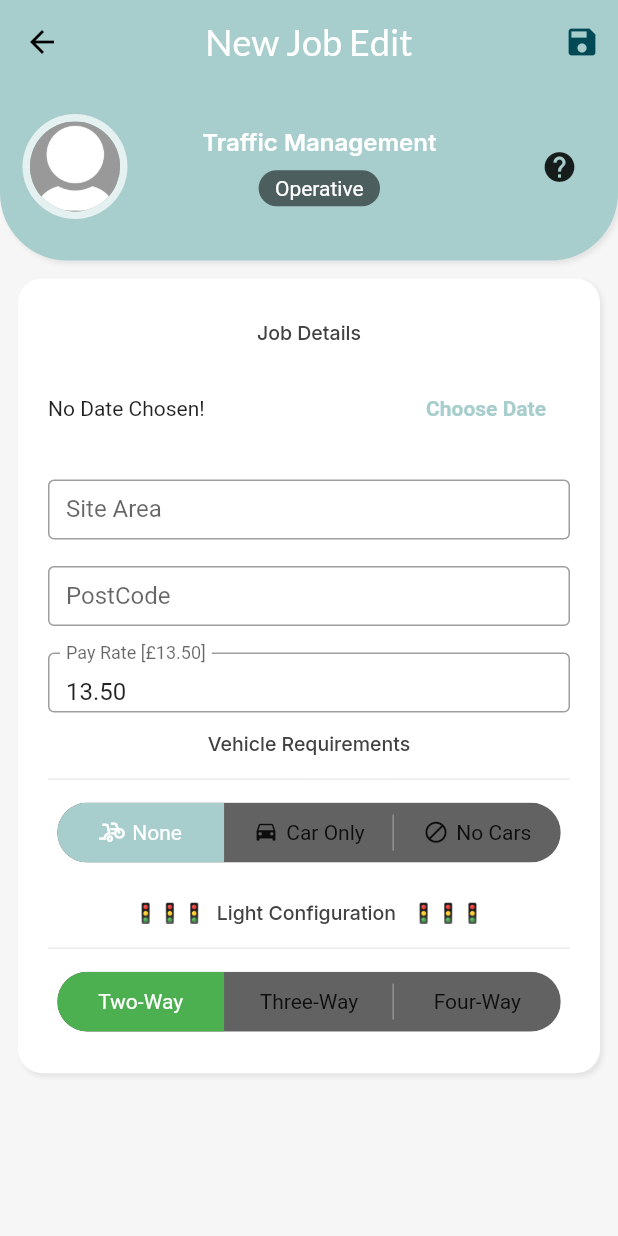
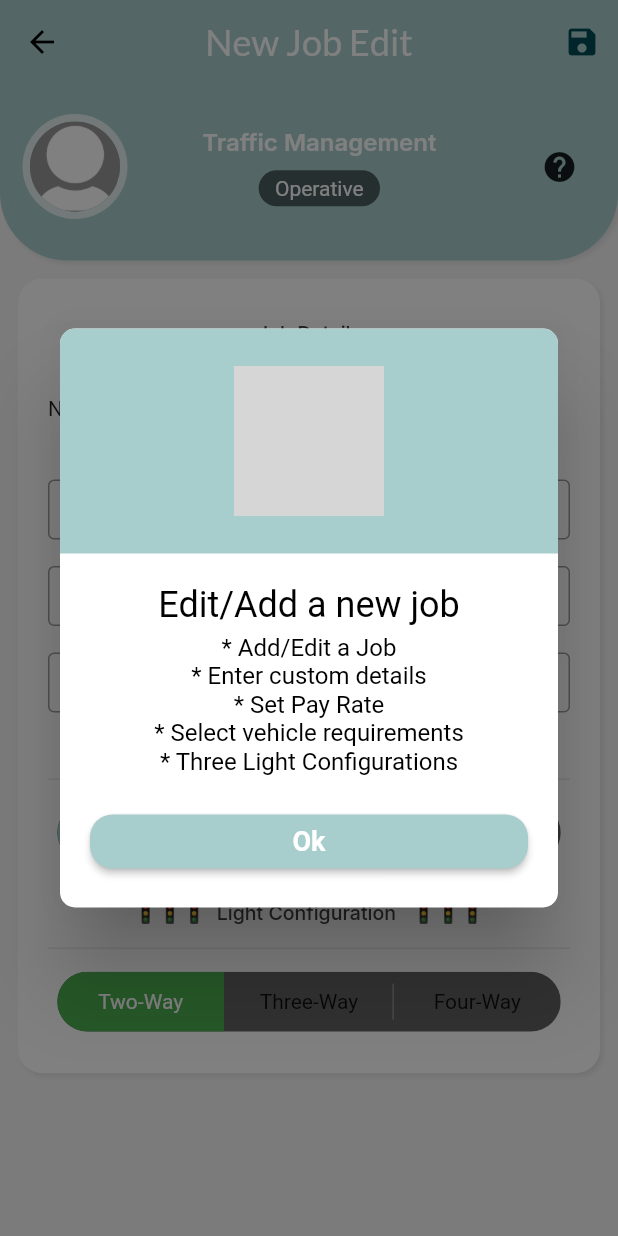
Before and after one commit to AlohaGodfrey/disso_app, a Flutter app: the EditJobScreen screen opened by its route, after a tap on the "help" icon, on a phone screen of 412 x 824 dp. Run offline on Flutter 3.47's test engine with Material 2 defaults, Android fonts, the phone set to English and light mode, and no system bars; drawn by our look-alikes of toggle_switch; our stand-ins replace circular_countdown_timer, cool_alert, font_awesome_flutter, google_fonts, google_maps_flutter, loading_animation_widget and 3 more; accounts and stored records are empty; grey boxes are pictures that could not be loaded.

Commit message:
Added Help Hint Text

```diff
--- a/lib/screens/edit_job_screen.dart
+++ b/lib/screens/edit_job_screen.dart
@@ -1,3 +1,4 @@
+import 'package:disso_app/widgets/show_dialog.dart';
 import 'package:flutter/material.dart';
 import 'package:provider/provider.dart';
 
@@ -116,7 +117,10 @@ class _EditJobScreenState extends State<EditJobScreen> {
               ),
             ],
           ),
-          ProfileSliver(isAdmin: isAdmin),
+          ProfileSliver(
+            isAdmin: isAdmin,
+            helpDialog: HelpHintType.editJob,
+          ),
           SliverList(
             delegate: SliverChildListDelegate(
               [
--- a/lib/screens/maps_google_screen.dart
+++ b/lib/screens/maps_google_screen.dart
@@ -1,5 +1,6 @@
 import 'dart:async';
 
+import 'package:disso_app/widgets/show_dialog.dart';
 import 'package:flutter/material.dart';
 import 'package:google_maps_flutter/google_maps_flutter.dart';
 
@@ -95,6 +96,7 @@ class MapsGoogleScreenState extends State<MapsGoogleScreen> {
             searchFunction: _searchUpdateMap,
             searchBarHint: "Enter a Location?",
             searchType: SearchType.viaSearchButton,
+            helpDialog: HelpHintType.mapsGoogle,
           ),
           SliverList(
             delegate: SliverChildListDelegate(
--- a/lib/screens/timesheet_screen.dart
+++ b/lib/screens/timesheet_screen.dart
@@ -1,3 +1,4 @@
+import 'package:disso_app/widgets/show_dialog.dart';
 import 'package:flutter/material.dart';
 import 'package:provider/provider.dart';
 
@@ -10,7 +11,6 @@ import '../providers/timesheet.dart' show Timesheet;
 
 class TimesheetScreen extends StatefulWidget {
   const TimesheetScreen({Key? key}) : super(key: key);
-
   @override
   State<TimesheetScreen> createState() => _TimesheetScreenState();
 }
@@ -58,7 +58,7 @@ class _TimesheetScreenState extends State<TimesheetScreen> {
               ),
             ],
           ),
-          ProfileSliver(isAdmin: isAdmin),
+          ProfileSliver(isAdmin: isAdmin, helpDialog: HelpHintType.timesheet),
           SliverList(
             delegate: SliverChildListDelegate([
               FutureBuilder(
--- a/lib/widgets/show_dialog.dart
+++ b/lib/widgets/show_dialog.dart
@@ -7,6 +7,8 @@ import '../providers/timesheet.dart';
 import '../providers/Jobs.dart';
 import '../theme/palette.dart';
 import '../models/job_model.dart';
+
+enum HelpHintType { listAdmin, listUser, editJob, timesheet, mapsGoogle }
 
 //shows a custom dialog and transfer job data
 void activeJobDone(
@@ -70,3 +72,54 @@ void confirmJobDelete(BuildContext context, Job currentJob) {
     },
   );
 }
+
+//timesheet help, location help, job list help, edit job screen
+//add new jobs, pull down to refresh, search job sites
+void helpContextDialog(BuildContext context, HelpHintType currentScreen) {
+  String star = '\n\u{2A}\u{FE0F}';
+  String helpTitle = 'No Help Available';
+  String helpInfo = 'contact support';
+  String helpInfoExtended = '';
+
+  switch (currentScreen) {
+    case HelpHintType.listUser:
+      helpTitle = 'Search and Select jobs';
+      helpInfo =
+          '\u{2A}\u{FE0F} Search job list instantly$star Refresh for latest updates';
+      helpInfoExtended = '$star View brief job summary';
+      break;
+    case HelpHintType.listAdmin:
+      helpTitle = 'Search and Select jobs';
+      helpInfo =
+          '\u{2A}\u{FE0F} Search job list instantly$star Refresh for latest updates';
+      helpInfoExtended = '$star View brief job summary $star Add new jobs';
+      break;
+    case HelpHintType.editJob:
+      helpTitle = 'Edit/Add a new job';
+      helpInfo =
+          '\u{2A}\u{FE0F} Add/Edit a Job$star Enter custom details$star Set Pay Rate';
+      helpInfoExtended =
+          '$star Select vehicle requirements $star Three Light Configurations';
+      break;
+    case HelpHintType.mapsGoogle:
+      helpTitle = 'View location info';
+      helpInfo =
+          '\u{2A}\u{FE0F} Interact with dynamic map$star View worker active location';
+      helpInfoExtended = '$star Visit any location';
+      break;
+    case HelpHintType.timesheet:
+      helpTitle = 'View Work History';
+      helpInfo =
+          '\u{2A}\u{FE0F} View Timesheet summary$star Expand timesheet history details';
+      helpInfoExtended = '$star Generate a PDF Invoice';
+      break;
+  }
+
+  CoolAlert.show(
+    context: context,
+    backgroundColor: Palette.kToLight,
+    type: CoolAlertType.info,
+    title: helpTitle,
+    text: '$helpInfo $helpInfoExtended',
+  );
+}
--- a/pubspec.yaml
+++ b/pubspec.yaml
@@ -1,5 +1,5 @@
 name: disso_app
-description: A new Flutter project.
+description: A Job Management System.
 
 # The following line prevents the package from being accidentally published to
 # pub.dev using `flutter pub publish`. This is preferred for private packages.
```
Also changed, not shown: lib/screens/list_job_screen.dart (+13 -5 lines), lib/widgets/profile_search_sliver.dart (+18 -8 lines), lib/widgets/profile_sliver.dart (+8 -5 lines).
